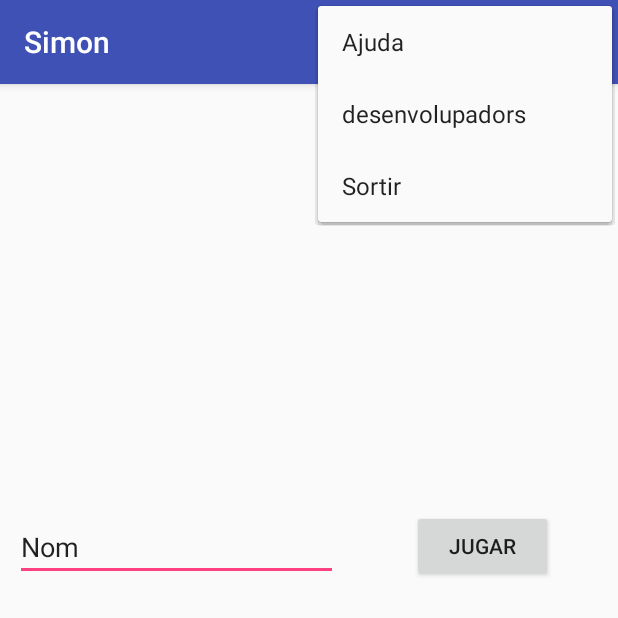
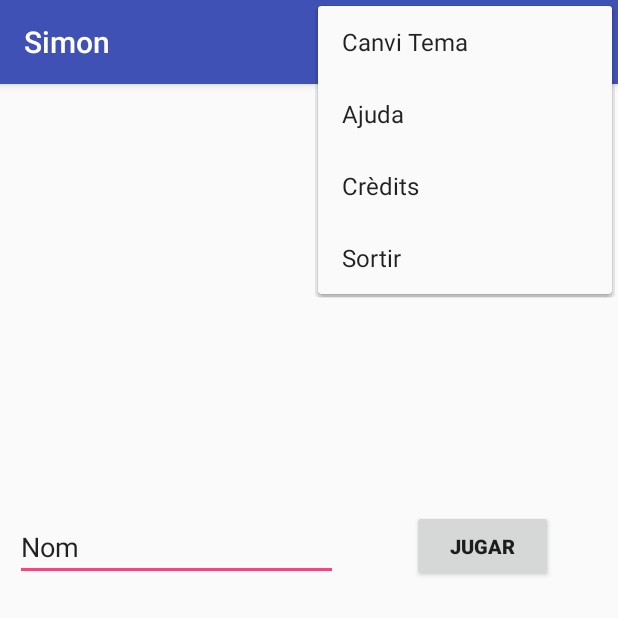
Before and after one commit to joanBaro/Practica_simon, an Android app: the screen it shows after launch (MainActivity), with the options menu open, on a phone screen of 412 x 824 dp, the top half of it. Run offline under Robolectric (Android 15) with nearby library versions, the phone set to English and light mode, and no system bars.

Commit message:
afegit temes i estils en temps d'execució

```diff
--- a/app/src/main/java/dam2/fje/edu/practica_simon/MainActivity.java
+++ b/app/src/main/java/dam2/fje/edu/practica_simon/MainActivity.java
@@ -22,17 +22,18 @@ import android.widget.ListView;
 public class MainActivity extends ActionBarActivity{
     boolean bmusic = false;
     protected EditText text;
+    public static boolean changeTheme = false;
     MyView mCustomDrawableView;
 
 
     @Override
     protected void onCreate(Bundle savedInstanceState) {
         super.onCreate(savedInstanceState);
+        if(changeTheme) setTheme(R.style.AppTheme2);
         setContentView(R.layout.activity_main);
         //MyView demoview = new MyView(this);
         //setContentView(demoview);
-
-
+        System.out.println("tema : ------------------ " + changeTheme);
 
         text = (EditText)findViewById(R.id.entradaNom);
 
--- a/app/src/main/java/dam2/fje/edu/practica_simon/ScoreActivity.java
+++ b/app/src/main/java/dam2/fje/edu/practica_simon/ScoreActivity.java
@@ -18,6 +18,8 @@ import java.util.ArrayList;
 import java.util.HashMap;
 import java.util.List;
 
+import static dam2.fje.edu.practica_simon.MainActivity.changeTheme;
+
 public class ScoreActivity extends AppCompatActivity {
 
     private DatabaseReference dbPuntuacio = FirebaseDatabase.getInstance().getReference("Puntuacio");
@@ -31,6 +33,7 @@ public class ScoreActivity extends AppCompatActivity {
     @Override
     protected void onCreate(Bundle savedInstanceState) {
         super.onCreate(savedInstanceState);
+        if(changeTheme) setTheme(R.style.AppTheme3);
         setContentView(R.layout.activity_score);
 
         int scoreInt = getIntent().getIntExtra("Score",0);
--- a/app/src/main/java/dam2/fje/edu/practica_simon/SimonActivity.java
+++ b/app/src/main/java/dam2/fje/edu/practica_simon/SimonActivity.java
@@ -21,6 +21,8 @@ import java.util.ArrayList;
 import java.util.List;
 import java.util.Random;
 import java.util.concurrent.TimeUnit;
+
+import static dam2.fje.edu.practica_simon.MainActivity.changeTheme;
 
 public class SimonActivity extends AppCompatActivity implements View.OnClickListener {
 
@@ -100,6 +102,7 @@ public class SimonActivity extends AppCompatActivity implements View.OnClickList
     @Override
     protected void onCreate(Bundle savedInstanceState) {
         super.onCreate(savedInstanceState);
+        if(changeTheme) setTheme(R.style.AppTheme2);
         setContentView(R.layout.activity_simon);
 
         ImageButton btn1 =  (ImageButton) findViewById(R.id.button1);
--- a/app/src/main/res/layout/activity_main.xml
+++ b/app/src/main/res/layout/activity_main.xml
@@ -53,7 +53,8 @@
         app:layout_constraintEnd_toEndOf="parent"
         app:layout_constraintHorizontal_bias="0.55"
         app:layout_constraintStart_toEndOf="@+id/entradaNom"
-        app:layout_constraintTop_toTopOf="parent" />
+        app:layout_constraintTop_toTopOf="parent"
+        style="@style/buttonStyle" />
 
     <EditText
         android:id="@+id/entradaNom"
--- a/app/src/main/res/layout/activity_score.xml
+++ b/app/src/main/res/layout/activity_score.xml
@@ -8,11 +8,11 @@
 
     <ListView
         android:id="@+id/ListView2"
+        style="@style/listViewStyle"
         android:layout_width="113dp"
         android:layout_height="0dp"
         android:layout_marginEnd="25dp"
         android:layout_marginStart="8dp"
-        android:layout_marginTop="68dp"
         app:layout_constraintEnd_toEndOf="parent"
         app:layout_constraintHorizontal_bias="0.666"
         app:layout_constraintStart_toEndOf="@+id/ListView1">
@@ -25,7 +25,8 @@
         android:layout_height="0dp"
         android:layout_marginStart="25dp"
         android:layout_marginTop="68dp"
-        app:layout_constraintStart_toStartOf="parent">
+        app:layout_constraintStart_toStartOf="parent"
+        style="@style/listViewStyle">
 
     </ListView>
 
--- a/app/src/main/res/menu/activity_actionbar.xml
+++ b/app/src/main/res/menu/activity_actionbar.xml
@@ -2,14 +2,18 @@
     xmlns:tools="http://schemas.android.com/tools"
     xmlns:android="http://schemas.android.com/apk/res/android" >
 
+
+    <item
+        android:id="@+id/canvi_tema"
+        android:title="@string/canvi_tema" />
 
     <item android:id="@+id/ajuda"
         android:title="@string/ajuda" />
 
     <item android:id="@+id/developers"
         android:title="@string/desenvolupadors" />
-
-    <item android:id="@+id/sortir"
+    <item
+        android:id="@+id/sortir"
         android:title="@string/sortir" />
 
     <!--<item
--- a/app/src/main/res/values/colors.xml
+++ b/app/src/main/res/values/colors.xml
@@ -6,5 +6,10 @@
     <color name="column4">#e7171c</color>
     <color name="colorPrimary">#3F51B5</color>
     <color name="colorPrimaryDark">#303F9F</color>
-    <color name="colorAccent">#FF4081</color>
+    <color name="colorAccent">#ff4081</color>
+
+    <color name="colorPrimary2">#45c658</color>
+    <color name="colorPrimaryDark2">#3ea74d</color>
+    <color name="colorAccent2">#ea7b31</color>
+    <color name="backgroundDark">#103241</color>
 </resources>
--- a/app/src/main/res/values/strings.xml
+++ b/app/src/main/res/values/strings.xml
@@ -5,5 +5,8 @@
     <string name="jugar">Jugar</string>
     <string name="simon">Simon</string>
     <string name="nom">Nom</string>
-    <string name="desenvolupadors">desenvolupadors</string>
+    <string name="desenvolupadors">Crèdits</string>
+    <string name="canvi_tema">Canvi Tema</string>
+
+
 </resources>
--- a/app/src/main/res/values/styles.xml
+++ b/app/src/main/res/values/styles.xml
@@ -8,4 +8,32 @@
         <item name="colorAccent">@color/colorAccent</item>
     </style>
 
+    <style name="AppTheme2" parent="Theme.AppCompat.Light.DarkActionBar">
+        <!-- Customize your theme here. -->
+        <item name="colorPrimary">@color/colorPrimary2</item>
+        <item name="colorPrimaryDark">@color/colorPrimaryDark2</item>
+        <item name="colorAccent">@color/colorAccent2</item>
+        <item name="android:windowBackground">@color/backgroundDark</item>
+        <item name="android:editTextColor">#FAFAFA</item>
+    </style>
+
+    <style name="listViewStyle" >
+        <item name="android:textColor">#FAFAFA</item>
+    </style>
+
+    <style name="buttonStyle">
+        <item name="android:textSize">13sp</item>
+        <item name="android:textStyle">bold</item>
+    </style>
+
+    <style name="AppTheme3" parent="Theme.AppCompat.Light.DarkActionBar">
+        <!-- Customize your theme here. -->
+        <item name="colorPrimary">@color/colorPrimary2</item>
+        <item name="colorPrimaryDark">@color/colorPrimaryDark2</item>
+        <item name="colorAccent">@color/colorAccent2</item>
+        <item name="android:windowBackground">@color/backgroundDark</item>
+        <item name="android:textColor">#d4e3e9</item>
+    </style>
+
+
 </resources>
```
Also changed, not shown: app/src/main/java/dam2/fje/edu/practica_simon/ActionBarActivity.java (+10 -0 lines), app/src/main/res/mipmap-hdpi/blanc.png.
